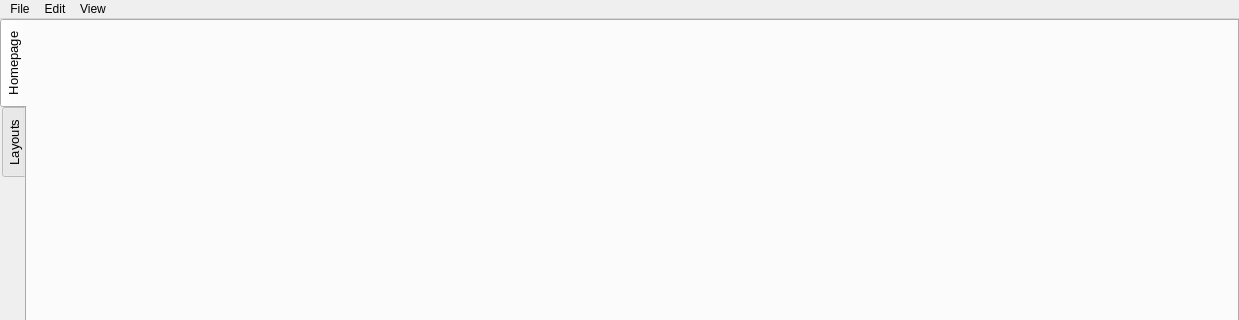
The window that Application/daata_v1_0/MainWindow/MainWindow.ui (Georgia-Tech-Off-Road/DAQ) describes before a commit, drawn with Qt 5; both pictures show x 0 to 1239 and y 0 to 320 of the 1239 by 807 pixel window.
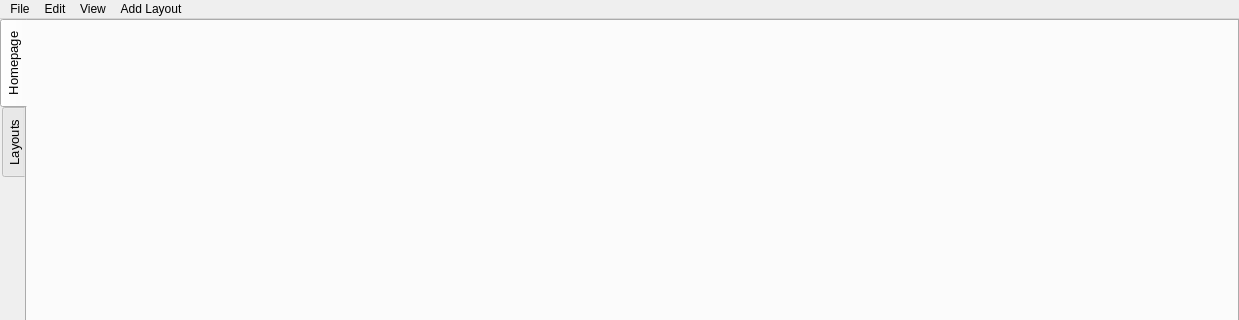
The same window after the commit.

Commit message: Added grid layout for data collection graphs

Patch:
```diff
--- a/Application/daata_v1_0/MainWindow/MainWindow.ui
+++ b/Application/daata_v1_0/MainWindow/MainWindow.ui
@@ -200,9 +200,15 @@
     </property>
     <addaction name="action_parentChildrenTree"/>
    </widget>
+   <widget class="QMenu" name="menuAdd_Layout">
+    <property name="title">
+     <string>Add Layout</string>
+    </property>
+   </widget>
    <addaction name="menuFile"/>
    <addaction name="menuEdit"/>
    <addaction name="menuView"/>
+   <addaction name="menuAdd_Layout"/>
   </widget>
   <action name="actionTest">
    <property name="text">
```
Left out of the diff: 12 changed lines with no effect on the pictures. The commit also changes 16 other files.
